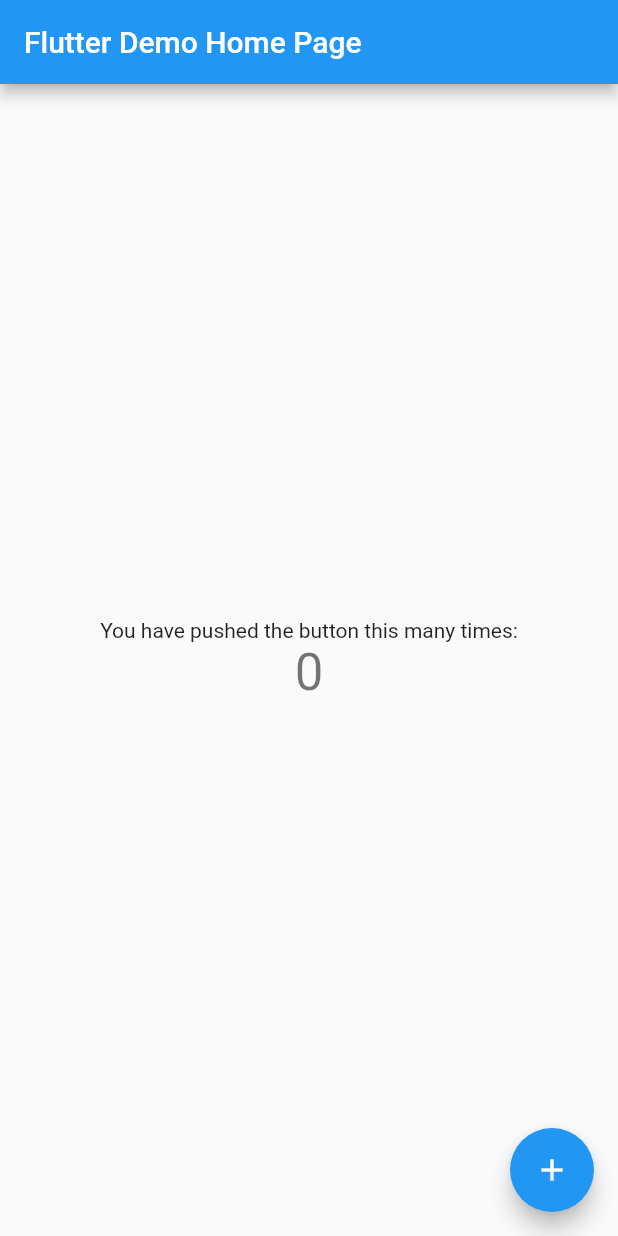
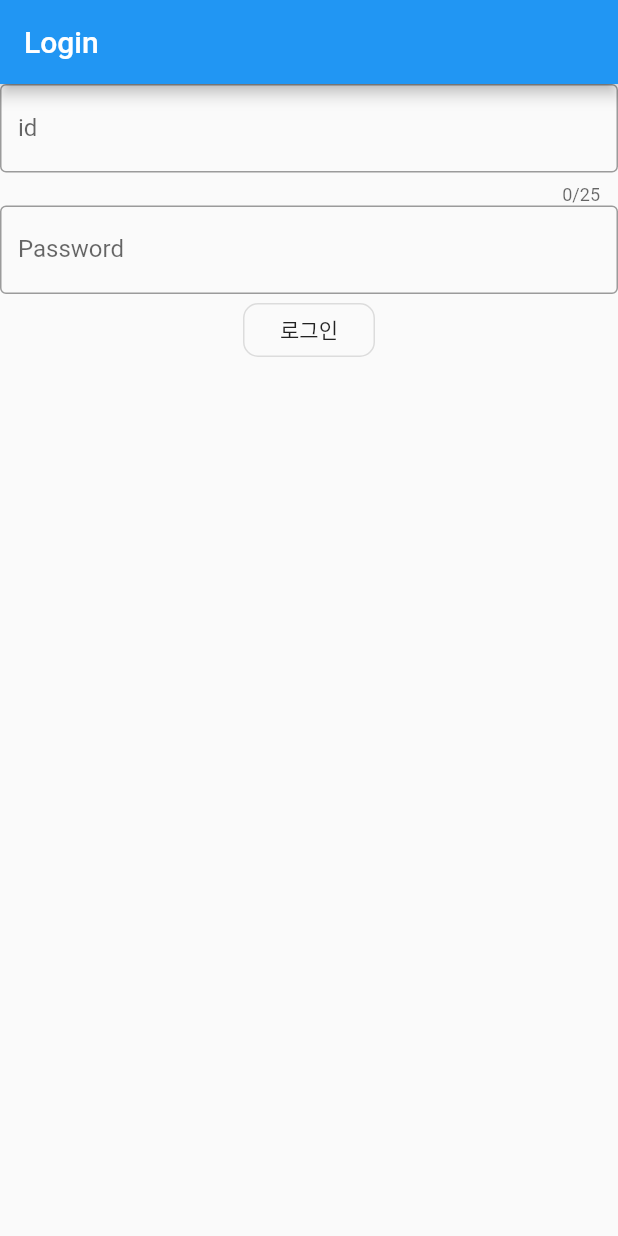
Before and after one commit to soogil/flutter_chatting, a Flutter app: the screen it shows after launch, on a phone screen of 412 x 824 dp. Run offline on Flutter 3.47's test engine with Material 2 defaults, Android fonts, the phone set to English and light mode, and no system bars; our stand-ins replace equatable, firebase_auth, flutter_bloc; accounts and stored records are empty.

Commit message:
[soogil] Email login을 위한 bloc setting 및 로그인 로직 구현

```diff
--- /dev/null
+++ b/lib/bloc/login_bloc.dart
@@ -0,0 +1,71 @@
+import 'package:equatable/equatable.dart';
+import 'package:flutter_bloc/flutter_bloc.dart';
+import 'package:flutter_chatting/repository/login_repository.dart';
+
+abstract class LoginState extends Equatable {
+  @override
+  List<Object> get props => [];
+}
+
+class LoginInitState extends LoginState {}
+class LoginLoading extends LoginState { }
+class LoginEnd extends LoginState {
+  LoginEnd(this.isLogin);
+
+  final bool isLogin;
+
+  @override
+  List<Object> get props => [isLogin];
+}
+
+
+abstract class LoginEvent extends Equatable {
+  const LoginEvent();
+  @override
+  List<Object> get props => [];
+}
+
+class LoginProgress extends LoginEvent {
+  LoginProgress(this.id, this.password);
+
+  final String id;
+  final String password;
+
+  @override
+  List<Object> get props => [id, password];
+}
+
+class LoginBloc extends Bloc<LoginEvent, LoginState> {
+  LoginBloc(this.loginRepository) : super(LoginInitState());
+
+  final LoginRepository loginRepository;
+
+  @override
+  Stream<LoginState> mapEventToState(LoginEvent event) async* {
+    if(event is LoginProgress) {
+      print('mapEventToState ${event.id} ${event.password}');
+      yield LoginLoading();
+      final user = await loginRepository.login(event.id, event.password);
+      print('mapEventToState Login ${user}');
+      yield LoginEnd(user != null);
+    }
+  }
+
+  @override
+  void onChange(Change change) {
+    print('onChange $change');
+    super.onChange(change);
+  }
+
+  @override
+  void onTransition(Transition transition) {
+    print('onTransition $transition');
+    super.onTransition(transition);
+  }
+
+  @override
+  void onEvent(event) {
+    print('onEvent $event');
+    super.onEvent(event);
+  }
+}
--- a/lib/main.dart
+++ b/lib/main.dart
@@ -1,117 +1,25 @@
 import 'package:flutter/material.dart';
+import 'package:flutter_bloc/flutter_bloc.dart';
+import 'package:flutter_chatting/bloc/login_bloc.dart';
+import 'package:flutter_chatting/page/signin_page.view.dart';
+import 'package:flutter_chatting/repository/login_repository.dart';
 
 void main() {
   runApp(MyApp());
 }
 
 class MyApp extends StatelessWidget {
-  // This widget is the root of your application.
   @override
   Widget build(BuildContext context) {
     return MaterialApp(
-      title: 'Flutter Demo',
       theme: ThemeData(
-        // This is the theme of your application.
-        //
-        // Try running your application with "flutter run". You'll see the
-        // application has a blue toolbar. Then, without quitting the app, try
-        // changing the primarySwatch below to Colors.green and then invoke
-        // "hot reload" (press "r" in the console where you ran "flutter run",
-        // or simply save your changes to "hot reload" in a Flutter IDE).
-        // Notice that the counter didn't reset back to zero; the application
-        // is not restarted.
         primarySwatch: Colors.blue,
-        // This makes the visual density adapt to the platform that you run
-        // the app on. For desktop platforms, the controls will be smaller and
-        // closer together (more dense) than on mobile platforms.
         visualDensity: VisualDensity.adaptivePlatformDensity,
       ),
-      home: MyHomePage(title: 'Flutter Demo Home Page'),
+      home: BlocProvider(
+          create: (_) => LoginBloc(LoginRepository()),
+          child: SignInPageView()
+      ),
     );
   }
 }
-
-class MyHomePage extends StatefulWidget {
-  MyHomePage({Key key, this.title}) : super(key: key);
-
-  // This widget is the home page of your application. It is stateful, meaning
-  // that it has a State object (defined below) that contains fields that affect
-  // how it looks.
-
-  // This class is the configuration for the state. It holds the values (in this
-  // case the title) provided by the parent (in this case the App widget) and
-  // used by the build method of the State. Fields in a Widget subclass are
-  // always marked "final".
-
-  final String title;
-
-  @override
-  _MyHomePageState createState() => _MyHomePageState();
-}
-
-class _MyHomePageState extends State<MyHomePage> {
-  int _counter = 0;
-
-  void _incrementCounter() {
-    setState(() {
-      // This call to setState tells the Flutter framework that something has
-      // changed in this State, which causes it to rerun the build method below
-      // so that the display can reflect the updated values. If we changed
-      // _counter without calling setState(), then the build method would not be
-      // called again, and so nothing would appear to happen.
-      _counter++;
-    });
-  }
-
-  @override
-  Widget build(BuildContext context) {
-    // This method is rerun every time setState is called, for instance as done
-    // by the _incrementCounter method above.
-    //
-    // The Flutter framework has been optimized to make rerunning build methods
-    // fast, so that you can just rebuild anything that needs updating rather
-    // than having to individually change instances of widgets.
-    return Scaffold(
-      appBar: AppBar(
-        // Here we take the value from the MyHomePage object that was created by
-        // the App.build method, and use it to set our appbar title.
-        title: Text(widget.title),
-      ),
-      body: Center(
-        // Center is a layout widget. It takes a single child and positions it
-        // in the middle of the parent.
-        child: Column(
-          // Column is also a layout widget. It takes a list of children and
-          // arranges them vertically. By default, it sizes itself to fit its
-          // children horizontally, and tries to be as tall as its parent.
-          //
-          // Invoke "debug painting" (press "p" in the console, choose the
-          // "Toggle Debug Paint" action from the Flutter Inspector in Android
-          // Studio, or the "Toggle Debug Paint" command in Visual Studio Code)
-          // to see the wireframe for each widget.
-          //
-          // Column has various properties to control how it sizes itself and
-          // how it positions its children. Here we use mainAxisAlignment to
-          // center the children vertically; the main axis here is the vertical
-          // axis because Columns are vertical (the cross axis would be
-          // horizontal).
-          mainAxisAlignment: MainAxisAlignment.center,
-          children: <Widget>[
-            Text(
-              'You have pushed the button this many times:',
-            ),
-            Text(
-              '$_counter',
-              style: Theme.of(context).textTheme.headline4,
-            ),
-          ],
-        ),
-      ),
-      floatingActionButton: FloatingActionButton(
-        onPressed: _incrementCounter,
-        tooltip: 'Increment',
-        child: Icon(Icons.add),
-      ), // This trailing comma makes auto-formatting nicer for build methods.
-    );
-  }
-}
--- a/lib/page/signin_page.view.dart
+++ b/lib/page/signin_page.view.dart
@@ -0,0 +1,99 @@
+import 'package:flutter/material.dart';
+import 'package:flutter_bloc/flutter_bloc.dart';
+import 'package:flutter_chatting/bloc/login_bloc.dart';
+
+
+class SignInPageView extends StatelessWidget {
+
+  final TextEditingController idTextController = TextEditingController();
+  final TextEditingController passwordTextController = TextEditingController();
+
+  @override
+  Widget build(BuildContext context) {
+    return Scaffold(
+      appBar: _getAppBar(),
+      body: _getBody(context),
+    );
+  }
+
+  Widget _getAppBar() {
+    return AppBar(
+      title: Text('Login'),
+    );
+  }
+
+  Widget _getBody(BuildContext context) {
+    return BlocBuilder<LoginBloc, LoginState>(
+      builder: (_, state) {
+        if (state is LoginLoading) return Center(child: CircularProgressIndicator());
+        else if (state is LoginEnd) {
+          if(state.isLogin) {
+            return Container(
+              color: Colors.blue,
+            );
+          }
+        }
+
+          return Container(
+            child: Column(
+              mainAxisSize: MainAxisSize.max,
+              children: [
+                _getIdField(),
+                _getPasswordField(),
+                _getLoginButton(context),
+              ],
+            ),
+          );
+      },
+    );
+  }
+
+  Widget _getIdField() {
+    return TextFormField(
+      autovalidateMode: AutovalidateMode.onUserInteraction,
+      controller: idTextController,
+      maxLength: 25,
+      validator: (value) {
+        if(!RegExp(r"^[a-zA-Z0-9.a-zA-Z0-9.!#$%&'*+-/=?^_`{|}~]+@[a-zA-Z0-9]+\.[a-zA-Z]+").hasMatch(value)) {
+          return 'email 형식에 맞게 입력해주세요.';
+        }
+        return null;
+      },
+      decoration: InputDecoration(
+        border: OutlineInputBorder(),
+        labelText: 'id',
+      ),
+    );
+  }
+
+  Widget _getPasswordField() {
+    return TextFormField(
+        autovalidateMode: AutovalidateMode.onUserInteraction,
+        controller: passwordTextController,
+        obscureText: true,
+        validator: (value) {
+          if (!RegExp(r'^[a-zA-Z0-9!@#$%^&*()]{4,18}$').hasMatch(value)) {
+            return '영문, 숫자, 특수문자(4~18자리)로 입력해주세요.';
+          }
+          return null;
+        },
+        decoration: InputDecoration(
+          border: OutlineInputBorder(),
+          labelText: 'Password',
+        )
+    );
+  }
+
+  Widget _getLoginButton(BuildContext context) {
+    return OutlineButton(
+      onPressed: () {
+        print('${idTextController.text} ${passwordTextController.text}');
+        BlocProvider.of<LoginBloc>(context).add(LoginProgress(idTextController.text, passwordTextController.text));
+      },
+      shape: RoundedRectangleBorder(borderRadius: BorderRadius.circular(10.0)),
+      child: Text(
+          '로그인'
+      ),
+    );
+  }
+}
--- /dev/null
+++ b/lib/provider/login_provider.dart
@@ -0,0 +1,20 @@
+import 'package:firebase_auth/firebase_auth.dart';
+
+class LoginProvider {
+  final FirebaseAuth _auth = FirebaseAuth.instance;
+
+  Future<FirebaseUser> signIn(String id, String password) async {
+    try {
+      AuthResult result = await _auth.signInWithEmailAndPassword(email: id, password: password);
+      return result.user;
+    }
+    catch (e) {
+      print(e);
+    }
+    return null;
+  }
+
+  Future<void> signOut() async {
+    await _auth.signOut();
+  }
+}
--- /dev/null
+++ b/lib/repository/login_repository.dart
@@ -0,0 +1,8 @@
+import 'package:firebase_auth/firebase_auth.dart';
+import 'package:flutter_chatting/provider/login_provider.dart';
+
+class LoginRepository {
+  final LoginProvider loginProvider = LoginProvider();
+
+  Future<FirebaseUser> login(String id, String password) => loginProvider.signIn(id, password);
+}
--- a/pubspec.yaml
+++ b/pubspec.yaml
@@ -10,8 +10,11 @@ dependencies:
     sdk: flutter
   cupertino_icons: ^1.0.0
   flutter_bloc:
-  cloud_firestore:
   firebase_auth: ^0.16.0
+  cloud_firestore: ^0.13.5
+  shared_preferences: ^0.5.3+4
+  meta: ^1.1.8
+  equatable: 1.2.6
 
 dev_dependencies:
   flutter_test:
```
Also changed, not shown: pubspec.lock, 2 other files.
